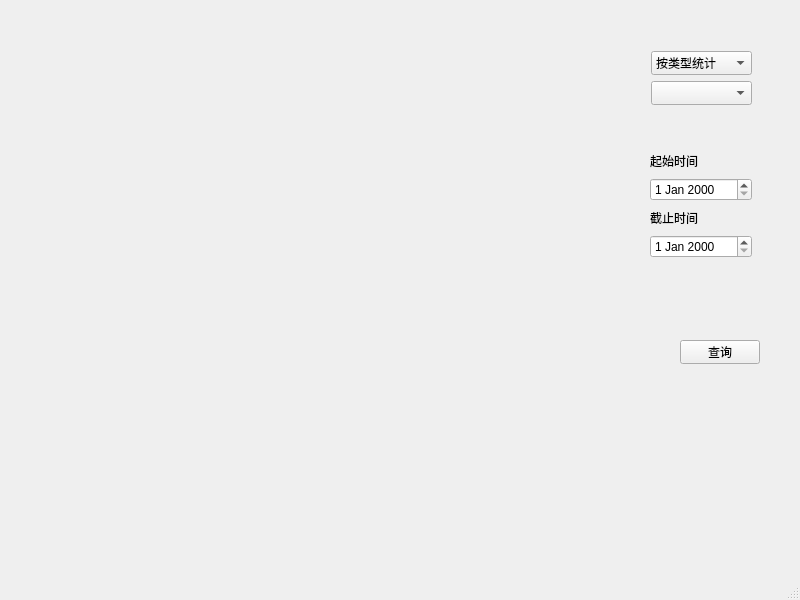
The window that mainwindow.ui (Harry-Chen/OOP-Cash) describes before a commit, drawn with Qt 5.
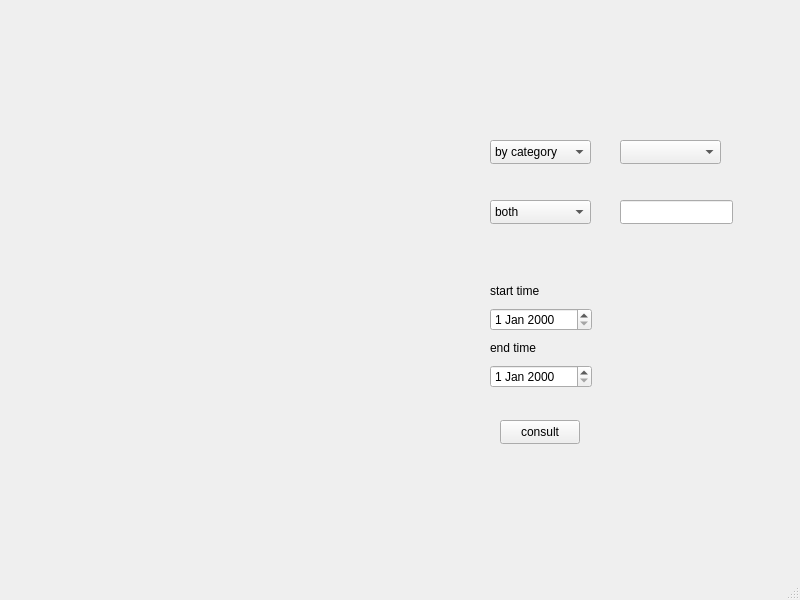
The same window after the commit. Custom widgets are drawn as their Qt base class.

The edit to the form file:
```diff
--- a/mainwindow.ui
+++ b/mainwindow.ui
@@ -20,41 +20,31 @@
    <string>MainWindow</string>
   </property>
   <widget class="QWidget" name="graphwidget">
-   <widget class="QCustomPlot" name="graph" native="true">
-    <property name="geometry">
-     <rect>
-      <x>40</x>
-      <y>100</y>
-      <width>391</width>
-      <height>301</height>
-     </rect>
-    </property>
-   </widget>
    <widget class="QPushButton" name="Do">
     <property name="geometry">
      <rect>
-      <x>680</x>
-      <y>340</y>
+      <x>500</x>
+      <y>420</y>
       <width>80</width>
       <height>24</height>
      </rect>
     </property>
     <property name="text">
-     <string>查询</string>
+     <string>consult</string>
     </property>
    </widget>
    <widget class="QComboBox" name="showType">
     <property name="geometry">
      <rect>
-      <x>651</x>
-      <y>51</y>
+      <x>490</x>
+      <y>140</y>
       <width>101</width>
       <height>24</height>
      </rect>
     </property>
     <item>
      <property name="text">
-      <string>按类型统计</string>
+      <string>by category</string>
      </property>
     </item>
     <item>
@@ -71,8 +61,8 @@
    <widget class="QComboBox" name="comboBox">
     <property name="geometry">
      <rect>
-      <x>651</x>
-      <y>81</y>
+      <x>620</x>
+      <y>140</y>
       <width>101</width>
       <height>24</height>
      </rect>
@@ -84,11 +74,56 @@
      <bool>false</bool>
     </property>
    </widget>
+   <widget class="QCustomPlot" name="graph" native="true">
+    <property name="geometry">
+     <rect>
+      <x>20</x>
+      <y>160</y>
+      <width>391</width>
+      <height>301</height>
+     </rect>
+    </property>
+   </widget>
+   <widget class="QLineEdit" name="keyWord">
+    <property name="geometry">
+     <rect>
+      <x>620</x>
+      <y>200</y>
+      <width>113</width>
+      <height>24</height>
+     </rect>
+    </property>
+   </widget>
+   <widget class="QComboBox" name="finished">
+    <property name="geometry">
+     <rect>
+      <x>490</x>
+      <y>200</y>
+      <width>101</width>
+      <height>24</height>
+     </rect>
+    </property>
+    <item>
+     <property name="text">
+      <string>both</string>
+     </property>
+    </item>
+    <item>
+     <property name="text">
+      <string>finished</string>
+     </property>
+    </item>
+    <item>
+     <property name="text">
+      <string>unfinished</string>
+     </property>
+    </item>
+   </widget>
    <widget class="QWidget" name="">
     <property name="geometry">
      <rect>
-      <x>650</x>
-      <y>150</y>
+      <x>490</x>
+      <y>280</y>
       <width>102</width>
       <height>108</height>
      </rect>
@@ -97,7 +132,10 @@
      <item>
       <widget class="QLabel" name="label">
        <property name="text">
-        <string>起始时间</string>
+        <string>start time</string>
+       </property>
+       <property name="buddy">
+        <cstring>timeFrom</cstring>
        </property>
       </widget>
      </item>
@@ -107,7 +145,10 @@
      <item>
       <widget class="QLabel" name="label_2">
        <property name="text">
-        <string>截止时间</string>
+        <string>end time</string>
+       </property>
+       <property name="buddy">
+        <cstring>timeTo</cstring>
        </property>
       </widget>
      </item>
```
Left out of the diff: 8 changed lines with no effect on the pictures.
